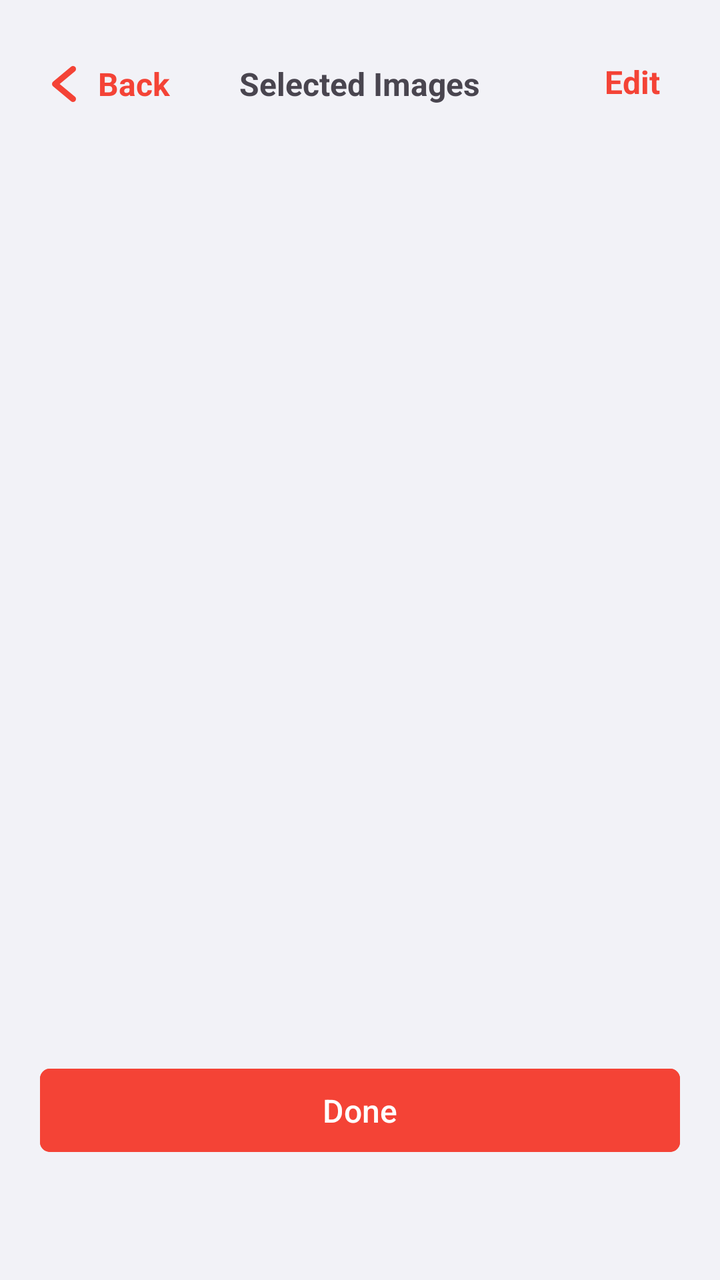
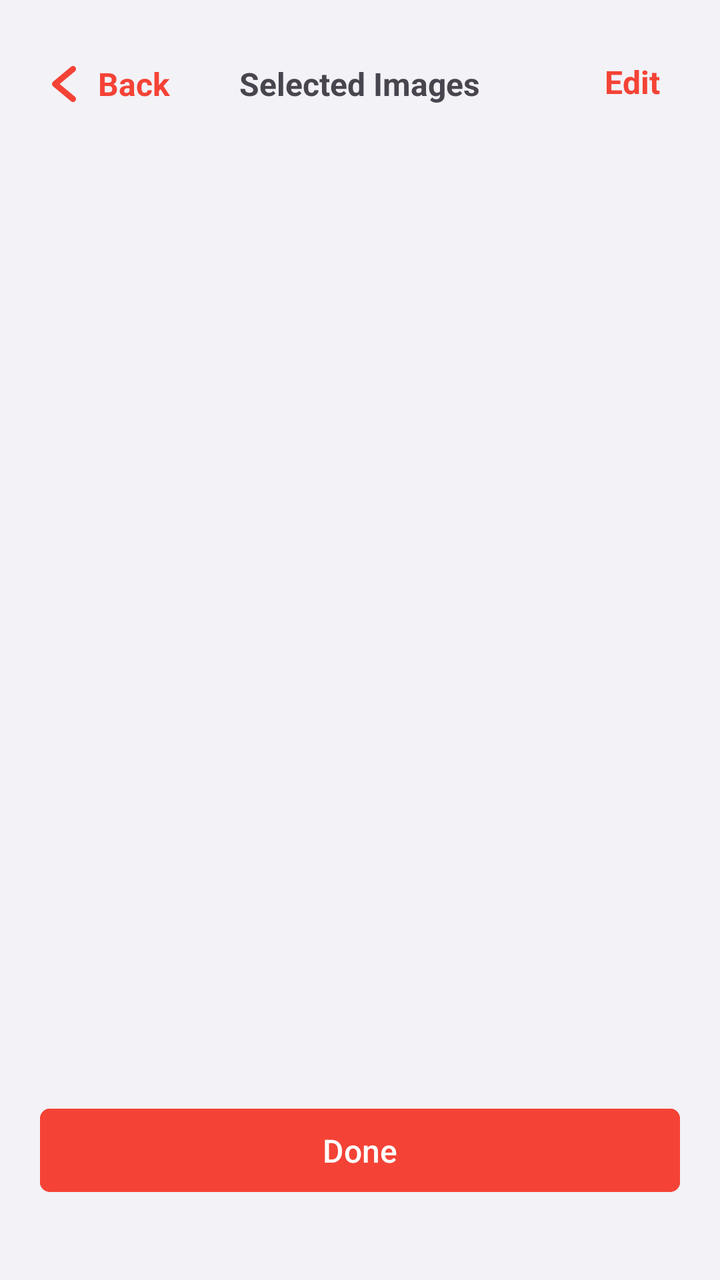

Two renders of the same Android screen: before a commit and after it. Below are the layout's source before the change and the commit's diff.
<!-- AndroidManifest.xml: application theme Theme.ExActHealth -->
<!-- res/layout/activity_selected_images.xml -->
<?xml version="1.0" encoding="utf-8"?>
<RelativeLayout xmlns:android="http://schemas.android.com/apk/res/android"
    android:layout_width="match_parent"
    android:layout_height="match_parent"
    xmlns:app="http://schemas.android.com/apk/res-auto"
    android:layout_gravity="center"
    android:background="@color/light_gray">

    <RelativeLayout
        android:id="@+id/selected_images_toolbar_layout"
        android:layout_width="wrap_content"
        android:layout_height="wrap_content"
        android:layout_marginTop="30dp"
        android:layout_marginStart="20dp"
        android:layout_marginEnd="20dp"
        android:layout_alignParentEnd="true"
        android:layout_alignParentStart="true">

        <RelativeLayout
            android:id="@+id/back_to_food_details_layout"
            android:layout_width="wrap_content"
            android:layout_height="wrap_content"
            android:clickable="true"
            android:focusable="true">

            <ImageView
                android:id="@+id/back_to_food_details_icon"
                android:layout_width="wrap_content"
                android:layout_height="wrap_content"
                android:background="@drawable/back_button">
            </ImageView>

            <TextView
                android:id="@+id/back_to_food_details_text"
                android:layout_width="wrap_content"
                android:layout_height="wrap_content"
                android:layout_toEndOf="@+id/back_to_food_details_icon"
                android:layout_alignBottom="@+id/back_to_food_details_icon"
                android:layout_alignTop="@+id/back_to_food_details_icon"
                android:layout_marginStart="5dp"
                android:gravity="center"
                android:text="Back"
                android:textColor="@color/red"
                android:textStyle="bold"
                android:textSize="16sp">
            </TextView>

        </RelativeLayout>

        <TextView
            android:id="@+id/selected_images_title"
            android:layout_width="wrap_content"
            android:layout_height="wrap_content"
            android:layout_centerInParent="true"
            android:text="Selected Images"
            android:textStyle="bold"
            android:textSize="16sp">
        </TextView>

        <TextView
            android:id="@+id/selected_images_edit_button"
            android:layout_width="wrap_content"
            android:layout_height="wrap_content"
            android:layout_alignParentEnd="true"
            android:layout_alignBottom="@+id/back_to_food_details_layout"
            android:layout_alignTop="@+id/back_to_food_details_layout"
            android:layout_marginEnd="10dp"
            android:textSize="16sp"
            android:textStyle="bold"
            android:textColor="@color/red"
            android:text="Edit"
            android:visibility="visible"/>

        <TextView
            android:id="@+id/selected_images_delete_button"
            android:layout_width="wrap_content"
            android:layout_height="wrap_content"
            android:layout_alignParentEnd="true"
            android:layout_alignBottom="@+id/back_to_food_details_layout"
            android:layout_alignTop="@+id/back_to_food_details_layout"
            android:layout_marginEnd="10dp"
            android:textSize="16sp"
            android:textStyle="bold"
            android:textColor="@color/red"
            android:text="Delete"
            android:visibility="gone"/>

    </RelativeLayout>

    <ListView
        android:id="@+id/selected_images_list_view"
        android:background="@color/light_gray"
        android:layout_width="match_parent"
        android:layout_height="wrap_content"
        android:layout_below="@+id/selected_images_toolbar_layout"
        android:layout_above="@id/selected_images_done_button"
        android:layout_marginTop="30dp"
        android:layout_marginStart="20dp"
        android:layout_marginEnd="20dp"
        android:divider="@null"
        android:dividerHeight="0dp" />

    <Button
        android:id="@+id/selected_images_done_button"
        android:layout_width="match_parent"
        android:layout_height="wrap_content"
        android:layout_alignParentBottom="true"
        android:gravity="center"
        android:layout_marginTop="20dp"
        android:layout_marginStart="20dp"
        android:layout_marginEnd="20dp"
        android:layout_marginBottom="60dp"
        android:paddingTop="10dp"
        android:paddingBottom="10dp"
        android:backgroundTint="@color/red"
        android:text="Done"
        android:textColor="@color/white"
        android:textSize="16sp"
        android:textStyle="normal"
        app:cornerRadius="5dp">
    </Button>

</RelativeLayout>
<!-- resources referenced by this layout -->
<resources>
  <color name="light_gray">#F2F2F7</color>
  <color name="red">#F44336</color>
  <color name="white">#FFFFFFFF</color>
  <!-- drawable back_button (drawable) -->
  <vector xmlns:android="http://schemas.android.com/apk/res/android"
      android:width="24dp"
      android:height="24dp"
      android:viewportWidth="96"
      android:viewportHeight="96">
    <path
        android:fillColor="@color/red"
        android:pathData="M39.376,48.002l30.47,-25.39a6.003,6.003 0,0 0,-7.688 -9.223L26.156,43.391a6.009,6.009 0,0 0,0 9.223L62.158,82.615a6.003,6.003 0,0 0,7.688 -9.223Z"/>
  </vector>
  <style name="Theme.ExActHealth" parent="Base.Theme.ExActHealth" />
  <style name="Base.Theme.ExActHealth" parent="Theme.Material3.Light.NoActionBar">
          
          <item name="colorPrimary">@color/red</item>
          <item name="android:itemBackground">@color/white</item>
      </style>
</resources>

<!-- the commit's change to res/layout/activity_selected_images.xml (unified diff, before → after) -->
@@ -109,7 +109,7 @@
         android:layout_marginTop="20dp"
         android:layout_marginStart="20dp"
         android:layout_marginEnd="20dp"
-        android:layout_marginBottom="60dp"
+        android:layout_marginBottom="40dp"
         android:paddingTop="10dp"
         android:paddingBottom="10dp"
         android:backgroundTint="@color/red"
